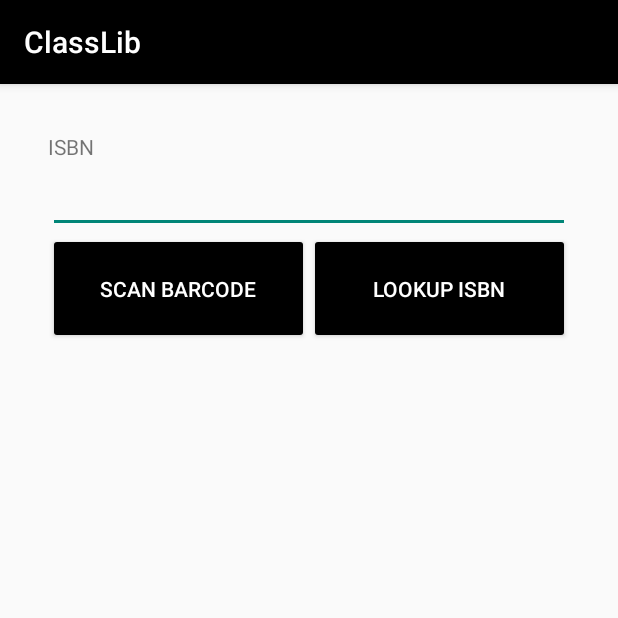
After one commit to clairemvweber/ClassLib, an Android app: the LookupActivity screen opened directly, with no data from a screen before it, on a phone screen of 412 x 824 dp, the top half of it. The commit adds this screen. Run offline under Robolectric (Android 15) with nearby library versions, the phone set to English and light mode, and no system bars.

Commit message:
Added isbn lookup functionality

```diff
--- a/app/src/main/AndroidManifest.xml
+++ b/app/src/main/AndroidManifest.xml
@@ -10,9 +10,10 @@
         android:label="@string/app_name"
         android:roundIcon="@mipmap/ic_launcher_round"
         android:supportsRtl="true"
-        android:theme="@style/AppTheme">
+        android:theme="@style/AppTheme"
+        android:usesCleartextTraffic="true">
         <activity
-            android:name=".ScannerActivity"
+            android:name=".LookupActivity"
             android:exported="false" />
         <activity
             android:name=".AddActivity"
@@ -27,6 +28,7 @@
         <activity android:name=".RegistrationActivity" />
         <activity android:name=".DashboardActivity" />
         <activity android:name=".CheckoutActivity" />
+        <activity android:name=".NetworkingJSONResponseActivity" />
     </application>
 
 </manifest>
--- /dev/null
+++ b/app/src/main/java/com/example/classlib/LookupActivity.kt
@@ -0,0 +1,38 @@
+package com.example.classlib
+
+import android.app.Activity
+import android.content.Intent
+import androidx.appcompat.app.AppCompatActivity
+import android.os.Bundle
+import android.widget.Button
+import android.widget.EditText
+import android.util.Log
+
+class LookupActivity : AppCompatActivity() {
+    private lateinit var bookISBN: EditText
+    private lateinit var scanBtn: Button
+    private lateinit var lookupBtn: Button
+    override fun onCreate(savedInstanceState: Bundle?) {
+        super.onCreate(savedInstanceState)
+        setContentView(R.layout.activity_lookup)
+        bookISBN = findViewById(R.id.book_isbn)
+        scanBtn = findViewById(R.id.scan_button)
+        lookupBtn = findViewById(R.id.lookup_button)
+        lookupBtn.setOnClickListener{fetchBook()}
+    }
+    private fun fetchBook() {
+        val intent = Intent(
+            this@LookupActivity,
+            NetworkingJSONResponseActivity::class.java
+        )
+        intent.putExtra("isbn", bookISBN.text.toString())
+        startActivityForResult(intent, 0)
+    }
+
+    override fun onActivityResult(requestCode: Int, resultCode: Int, data: Intent?) {
+        super.onActivityResult(requestCode, resultCode, data)
+        setResult(resultCode,data)
+        finish()
+
+    }
+}
--- a/app/src/main/res/layout/activity_add.xml
+++ b/app/src/main/res/layout/activity_add.xml
@@ -82,10 +82,10 @@
     android:orientation="horizontal"
     android:gravity="center_vertical">
   <Button
-      android:id="@+id/scan_button"
+      android:id="@+id/search_isbn_button"
       android:layout_width="0dp"
       android:layout_height="74dp"
-      android:text="@string/barcode_string"
+      android:text="@string/search_isbn_string"
       android:layout_weight="1"/>
   <Button
       android:id="@+id/add_button"
--- /dev/null
+++ b/app/src/main/res/layout/activity_lookup.xml
@@ -0,0 +1,42 @@
+<?xml version="1.0" encoding="utf-8"?>
+<LinearLayout xmlns:android="http://schemas.android.com/apk/res/android"
+    xmlns:tools="http://schemas.android.com/tools"
+    android:layout_width="match_parent"
+    android:layout_height="match_parent"
+    android:orientation="vertical"
+    android:padding="32dp"
+    tools:context=".LookupActivity">
+
+    <TextView
+        android:id="@+id/isbn_label"
+        android:layout_width="wrap_content"
+        android:layout_height="wrap_content"
+        android:text="@string/isbn_string" />
+
+    <EditText
+        android:id="@+id/book_isbn"
+        android:layout_width="match_parent"
+        android:layout_height="wrap_content"
+        android:inputType="text"
+        android:minHeight="48dp" />
+
+
+    <LinearLayout
+        android:layout_width="match_parent"
+        android:layout_height="match_parent"
+        android:orientation="horizontal">
+        <Button
+            android:id="@+id/scan_button"
+            android:layout_width="0dp"
+            android:layout_height="74dp"
+            android:text="@string/barcode_string"
+            android:layout_weight="1"/>
+        <Button
+            android:id="@+id/lookup_button"
+            android:layout_width="0dp"
+            android:layout_height="74dp"
+            android:text="@string/lookup_string"
+            android:layout_weight="1"/>
+    </LinearLayout>
+
+</LinearLayout>
```
Also changed, not shown: app/src/main/java/com/example/classlib/AddActivity.kt (+51 -6 lines), app/src/main/java/com/example/classlib/NetworkingJSONResponseActivity.kt (added, +68 -0 lines), app/src/main/java/com/example/classlib/RetainedFragment.kt (added, +173 -0 lines), app/src/main/res/layout/activity_json_response.xml (added, +7 -0 lines), app/src/main/res/layout/list_item.xml (added, +7 -0 lines), app/src/main/res/values/strings.xml (+14 -0 lines).
